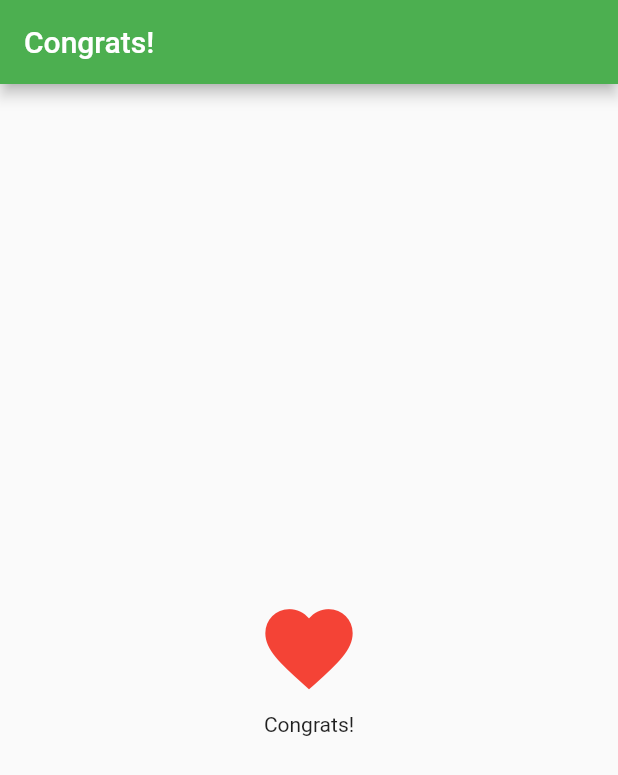
After one commit to johncallahan/quiznoob-flutter, a Flutter app: the Congrats screen opened directly, on a phone screen of 412 x 824 dp. The commit adds this screen. Shown: the top 775 px of the screen. Run offline on Flutter 3.47's test engine with Material 2 defaults, Android fonts, the phone set to English and light mode, and no system bars; our stand-ins replace shared_preferences; accounts and stored records are empty.

Commit message:
multi question workflow works

```diff
--- /dev/null
+++ b/lib/Congrats.dart
@@ -0,0 +1,26 @@
+import 'package:flutter/material.dart';
+
+class Congrats extends StatelessWidget {
+  @override
+  Widget build(BuildContext context) {
+    return new Scaffold(
+      appBar: new AppBar(
+        title: new Text("Congrats!"),
+        backgroundColor: Colors.green),
+      body: new Container(
+        child: new Center(
+          child: new Column(
+	    mainAxisAlignment: MainAxisAlignment.center,
+	    children: <Widget>[
+	      new IconButton(
+	        icon: new Icon(Icons.favorite, color: Colors.red),
+		iconSize: 70.0,
+		onPressed: () {
+                  Navigator.pop(context);
+		}
+              ),
+	      new Text("Congrats!"),
+	    ]
+          ))));
+  }
+}
--- a/lib/QuizPage.dart
+++ b/lib/QuizPage.dart
@@ -79,7 +79,7 @@ class QuizPageState extends State<QuizPage> {
 	      mainAxisAlignment: MainAxisAlignment.center,
 	      children: <Widget>[
 	        new IconButton(
-		  icon: new Icon(Icons.favorite),
+		  icon: new Icon(Icons.directions_run),
 		  tooltip: 'Start',
 		  iconSize: 70.0,
 		  onPressed: () {
@@ -88,7 +88,8 @@ class QuizPageState extends State<QuizPage> {
 		    ));
 		  }
 		),
-	        new Text("${widget.quiz.unattempted.length}/${widget.quiz.numquestions} questions!"),
+	        new Text("${widget.quiz.unattempted.length}/${widget.quiz.numquestions} questions left"),
+	        new Text("Click icon to start the quiz!"),
 	      ]
             )
           )
--- /dev/null
+++ b/lib/model/Attempt.dart
@@ -0,0 +1,5 @@
+class Attempt {
+  int id;
+  bool result;
+  Attempt(this.id,this.result);
+}
```
Also changed, not shown: lib/QuestionPage.dart (+80 -14 lines).
